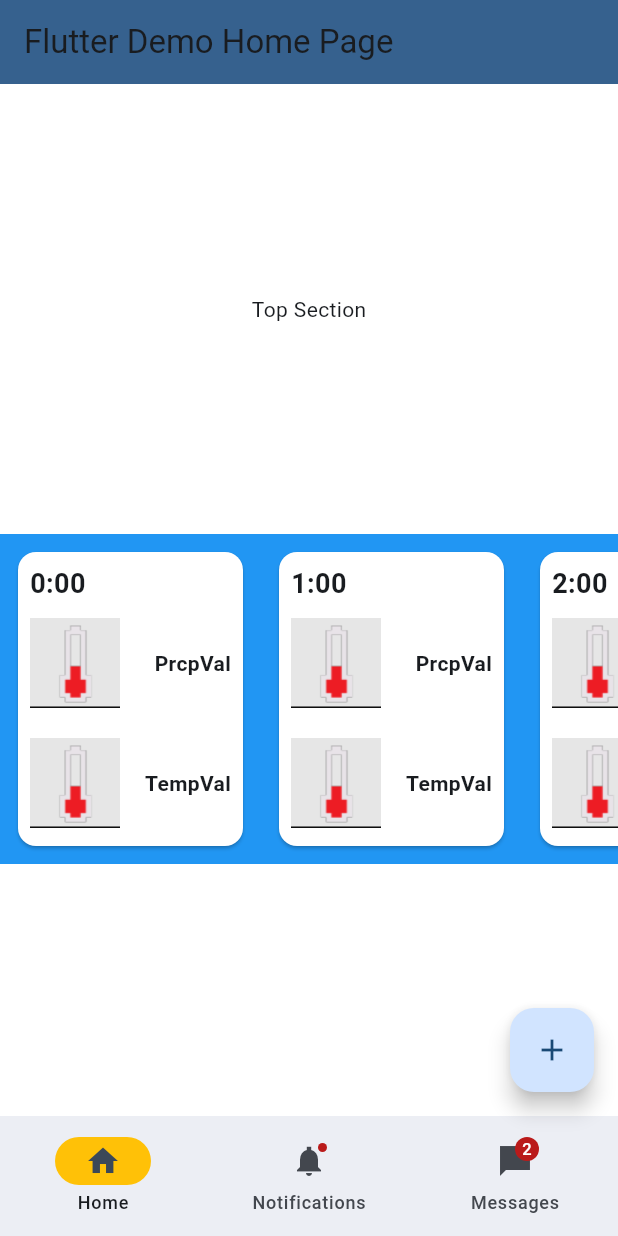
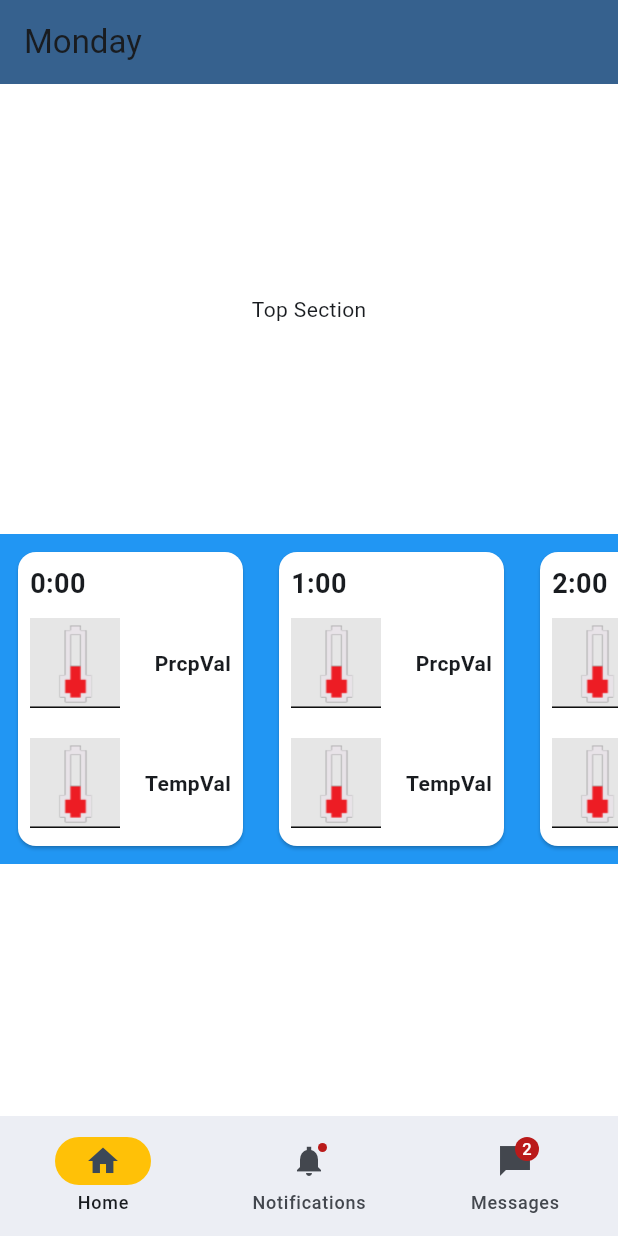
Before and after one commit to OGreenwood672/CamCurrents, a Flutter app: the screen it shows after launch, on a phone screen of 412 x 824 dp. Run offline on Flutter 3.47's test engine with Material 3 defaults, Android fonts, the phone set to English and light mode, and no system bars.

Commit message:
Added day name on pages

```diff
--- a/lib/home.dart
+++ b/lib/home.dart
@@ -2,43 +2,25 @@ import 'package:camcurrents/data.dart';
 import 'package:flutter/material.dart';
 import 'package:camcurrents/weathertable.dart';
 
-class MyHomePage extends StatefulWidget {
-  const MyHomePage({super.key, required this.title});
-
-  final String title;
+class MainPage extends StatefulWidget {
+  const MainPage({super.key});
 
   @override
-  State<MyHomePage> createState() => _MyHomePageState();
+  State<MainPage> createState() => MainPageState();
 }
 
 
+class MainPageState extends State<MainPage> {
 
+  int selectedDay = 0;
 
-class _MyHomePageState extends State<MyHomePage> {
-  //int _counter = 0;
-  int _selectedIndex = 0;
-
-  void _incrementCounter() {
-    setState(() {
-      // This call to setState tells the Flutter framework that something has
-      // changed in this State, which causes it to rerun the build method below
-      // so that the display can reflect the updated values. If we changed
-      // _counter without calling setState(), then the build method would not be
-      // called again, and so nothing would appear to happen.
-      fetchForecast("2024-05-09")
-        // ignore: avoid_print
-        .then((data) => print(data));
-      //_counter++;
-    });
-  }
   @override
   Widget build(BuildContext context) {
-    // This method is rerun every time setState is called, for instance as done
-    // by the _incrementCounter method above.
+    // This method is rerun every time setState is called
     return Scaffold(
       appBar: AppBar(
         backgroundColor: Theme.of(context).colorScheme.primary,
-        title: Text(widget.title),
+        title: const Text("Monday"),
       ),
       body: SingleChildScrollView(
         child: Column(
@@ -52,9 +34,7 @@ class _MyHomePageState extends State<MyHomePage> {
                 child: Text('Top Section'),
               ),
             ),
-            // Middle section with the weather table
             const WeatherTable(),
-            // Bottom section
             Container(
               color: Colors.white,
               height: 500,
@@ -66,19 +46,14 @@ class _MyHomePageState extends State<MyHomePage> {
         ),
       ),
 
-      floatingActionButton: FloatingActionButton(
-        onPressed: _incrementCounter,
-        tooltip: 'Increment',
-        child: const Icon(Icons.add),
-      ), // This trailing comma makes auto-formatting nicer for build methods.
       bottomNavigationBar: NavigationBar(
         onDestinationSelected: (int index) {
           setState(() {
-            _selectedIndex = index;
+            selectedDay = index;
           });
         },
         indicatorColor: Colors.amber,
-        selectedIndex: _selectedIndex,
+        selectedIndex: selectedDay,
         destinations: const <Widget>[
           NavigationDestination(
             selectedIcon: Icon(Icons.home),
--- a/lib/main.dart
+++ b/lib/main.dart
@@ -17,7 +17,7 @@ class MyApp extends StatelessWidget {
         colorScheme: ColorScheme.fromSeed(seedColor: Colors.blue),
         useMaterial3: true,
       ),
-      home: const MyHomePage(title: 'Flutter Demo Home Page'),
+      home: const MainPage(),
     );
   }
 }
```
